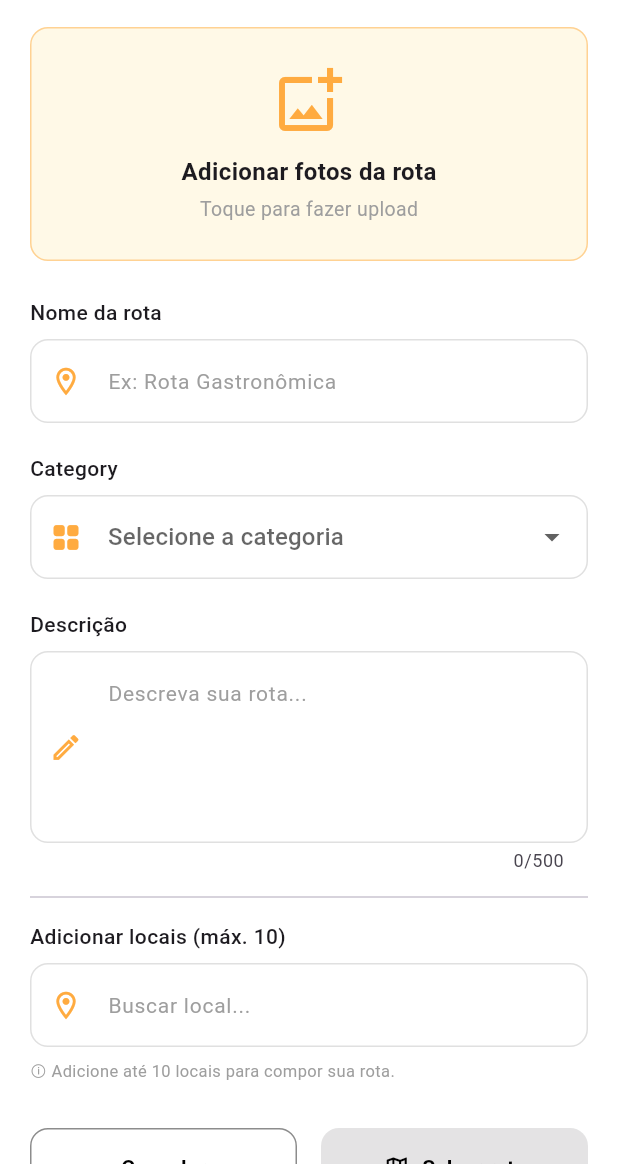
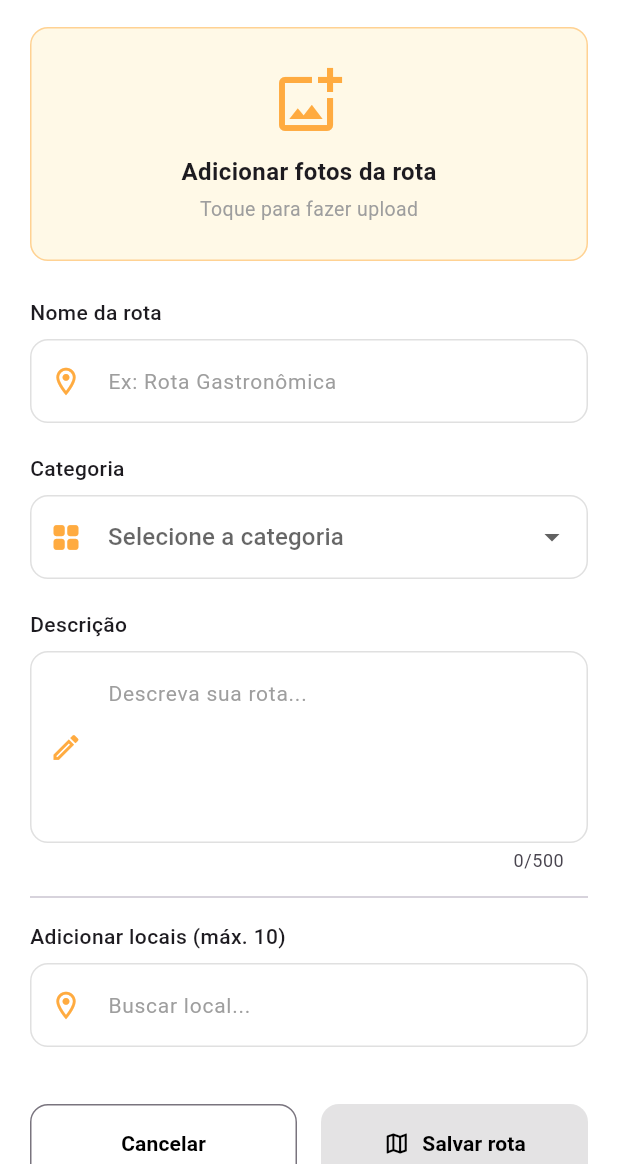
Before and after one commit to jeansprogrammer/bora-ne-mobile, a Flutter app: the NewRoutePage screen opened directly, on a phone screen of 412 x 824 dp, the part 72-1236 px from its top. Run offline on Flutter 3.47's test engine with Material 3 defaults, Android fonts, the phone set to English and light mode, and no system bars; our stand-ins replace cloud_firestore, firebase_core, firebase_storage, flutter_map, font_awesome_flutter, image_picker and 1 more; accounts and stored records are empty; Roboto replaces fonts that are missing (Poppins).

Commit message:
Ajustando criação de rota, design

```diff
--- a/lib/main.dart
+++ b/lib/main.dart
@@ -5,7 +5,7 @@ import 'controllers/destino_controller.dart'; // Importe o novo controller
 import 'view/pages/splash.dart';
 import 'package:firebase_core/firebase_core.dart';
 import 'firebase_options.dart';
-import 'services/carga_dados_service.dart';
+//import 'services/carga_dados_service.dart';
 
 Future<void> main() async {
   WidgetsFlutterBinding.ensureInitialized();
@@ -15,7 +15,7 @@ Future<void> main() async {
   );
 
   // EXECUTE APENAS UMA VEZ E DEPOIS COMENTE A LINHA ABAIXO
-  await CargaDadosService().executarCarga();
+  //await CargaDadosService().executarCarga();
 
   runApp(
     MultiProvider(
--- a/lib/services/carga_dados_service.dart
+++ b/lib/services/carga_dados_service.dart
@@ -1,9 +1,9 @@
-import '../services/firestore_service.dart';
+import 'destino_service.dart';
 import '../models/destino_model.dart';
 import '../data/destinos_seeds.dart';
 
 class CargaDadosService {
-  final FirestoreService _firestoreService = FirestoreService();
+  final DestinoService _destinoService = DestinoService();
 
   Future<void> executarCarga() async {
     print("🚀 Iniciando importação de ${destinosIniciais.length} destinos...");
@@ -14,7 +14,7 @@ class CargaDadosService {
         // para ler o campo 'cidade' do seu JSON.
         DestinoModel destino = DestinoModel.fromMap(item);
 
-        await _firestoreService.addDestino(destino);
+        await _destinoService.addDestino(destino);
         print("✅ Sucesso: ${destino.nome} (${destino.cidade})");
       } catch (e) {
         // Se der erro aqui, verifique se o 'cidade' no JSON está escrito
--- a/lib/view/pages/new_route_page.dart
+++ b/lib/view/pages/new_route_page.dart
@@ -13,7 +13,7 @@ class _NewRoutePageState extends State<NewRoutePage> {
   final TextEditingController _searchController = TextEditingController();
   List<Map<String, dynamic>> searchResults = [];
 
-  // Estilo padrão para os campos de entrada conforme a imagem
+  // Estilo padrão mantido
   InputDecoration _inputStyle(String hint, IconData icon) {
     return InputDecoration(
       hintText: hint,
@@ -47,9 +47,9 @@ class _NewRoutePageState extends State<NewRoutePage> {
           onPressed: () => Navigator.pop(context),
         ),
         title: Center(
-          child: Image.asset('assets/images/logo_bora_ne.png', height: 40), // Substitua pelo seu asset de logo
+          child: Image.asset('assets/images/logo_bora_ne.png', height: 40),
         ),
-        actions: [const SizedBox(width: 48)], // Para centralizar a logo
+        actions: [const SizedBox(width: 48)],
       ),
       body: SingleChildScrollView(
         padding: const EdgeInsets.symmetric(horizontal: 20),
@@ -57,100 +57,220 @@ class _NewRoutePageState extends State<NewRoutePage> {
           crossAxisAlignment: CrossAxisAlignment.start,
           children: [
             const SizedBox(height: 10),
-            // ÁREA DE UPLOAD DE FOTOS
-            Container(
+            _buildPhotoUploadArea(controller),
+            const SizedBox(height: 24),
+            _buildSectionTitle("Nome da rota"),
+            TextField(
+              onChanged: controller.setName,
+              decoration: _inputStyle(
+                "Ex: Rota Gastronômica",
+                Icons.location_on_outlined,
+              ),
+            ),
+            const SizedBox(height: 20),
+            _buildSectionTitle("Categoria"),
+            DropdownButtonFormField<String>(
+              decoration: _inputStyle(
+                "Selecione a categoria",
+                Icons.grid_view_rounded,
+              ),
+              items: [
+                "Religioso",
+                "Lazer",
+                "Gastronomia",
+                "Aventura",
+              ].map((c) => DropdownMenuItem(value: c, child: Text(c))).toList(),
+              onChanged: (v) => controller.setCategory(v!),
+            ),
+            const SizedBox(height: 20),
+            _buildSectionTitle("Descrição"),
+            TextField(
+              onChanged: controller.setDescription,
+              maxLines: 4,
+              maxLength: 500,
+              decoration: _inputStyle(
+                "Descreva sua rota...",
+                Icons.edit_outlined,
+              ),
+            ),
+            const Divider(height: 32),
+            _buildSectionTitle("Adicionar locais (máx. 10)"),
+            _buildSearchField(controller),
+            const SizedBox(height: 8),
+            _buildAddedPlacesList(controller),
+            const SizedBox(height: 30),
+            _buildActionButtons(context, controller),
+            const SizedBox(height: 80),
+          ],
+        ),
+      ),
+    );
+  }
+
+  // --- WIDGETS AUXILIARES PARA MANTER O BUILD LIMPO ---
+
+  Widget _buildSectionTitle(String title) {
+    return Padding(
+      padding: const EdgeInsets.only(bottom: 8),
+      child: Text(title, style: const TextStyle(fontWeight: FontWeight.w500)),
+    );
+  }
+
+  Widget _buildPhotoUploadArea(RouteCreationController controller) {
+    return Column(
+      crossAxisAlignment: CrossAxisAlignment.start,
+      children: [
+        // ÁREA DE CLIQUE PARA UPLOAD
+        InkWell(
+          onTap: () => controller.selecionarFotos(),
+          borderRadius: BorderRadius.circular(12),
+          child: Container(
             width: double.infinity,
             padding: const EdgeInsets.all(24),
             decoration: BoxDecoration(
               color: const Color(0xFFFFF9E7),
               borderRadius: BorderRadius.circular(12),
-                border: Border.all(color: Colors.orangeAccent.withOpacity(0.5), style: BorderStyle.solid),
+              border: Border.all(color: Colors.orangeAccent.withOpacity(0.5)),
             ),
             child: Column(
-                children: [
-                  const Icon(Icons.add_photo_alternate_outlined, size: 48, color: Colors.orangeAccent),
-                  const SizedBox(height: 12),
-                  const Text("Adicionar fotos da rota", style: TextStyle(fontWeight: FontWeight.bold, fontSize: 16)),
-                  const SizedBox(height: 4),
-                  const Text("Toque para fazer upload", style: TextStyle(color: Colors.grey, fontSize: 13)),
+              children: const [
+                Icon(
+                  Icons.add_photo_alternate_outlined,
+                  size: 48,
+                  color: Colors.orangeAccent,
+                ),
+                SizedBox(height: 12),
+                Text(
+                  "Adicionar fotos da rota",
+                  style: TextStyle(fontWeight: FontWeight.bold, fontSize: 16),
+                ),
+                SizedBox(height: 4),
+                Text(
+                  "Toque para fazer upload",
+                  style: TextStyle(color: Colors.grey, fontSize: 13),
+                ),
               ],
             ),
           ),
-            const SizedBox(height: 24),
-
-            // NOME DA ROTA
-            const Text("Nome da rota", style: TextStyle(fontWeight: FontWeight.w500)),
-            const SizedBox(height: 8),
-            TextField(
-              onChanged: controller.setName,
-              decoration: _inputStyle("Ex: Rota Gastronômica", Icons.location_on_outlined),
-            ),
-            const SizedBox(height: 20),
-
-            // CATEGORIA
-            const Text("Category", style: TextStyle(fontWeight: FontWeight.w500)),
-            const SizedBox(height: 8),
-            DropdownButtonFormField<String>(
-              decoration: _inputStyle("Selecione a categoria", Icons.grid_view_rounded),
-              icon: const Icon(Icons.arrow_drop_down),
-              items: ["Religioso", "Lazer", "Gastronomia", "Aventura"]
-                  .map((c) => DropdownMenuItem(value: c, child: Text(c))).toList(),
-              onChanged: (v) => controller.setCategory(v!),
-            ),
-            const SizedBox(height: 20),
-
-            // DESCRIÇÃO
-            const Text("Descrição", style: TextStyle(fontWeight: FontWeight.w500)),
-            const SizedBox(height: 8),
-            TextField(
-              onChanged: controller.setDescription,
-              maxLines: 4,
-              maxLength: 500,
-              decoration: _inputStyle("Descreva sua rota...", Icons.edit_outlined),
         ),
 
-            const Divider(height: 32),
+        // LISTA DE MINIATURAS (Só aparece se houver fotos)
+        if (controller.fotosSelecionadas.isNotEmpty)
+          Container(
+            height: 100,
+            margin: const EdgeInsets.only(top: 16),
+            child: ListView.builder(
+              scrollDirection: Axis.horizontal,
+              itemCount: controller.fotosSelecionadas.length,
+              itemBuilder: (context, index) {
+                return Stack(
+                  children: [
+                    Container(
+                      margin: const EdgeInsets.only(right: 12),
+                      width: 100,
+                      decoration: BoxDecoration(
+                        borderRadius: BorderRadius.circular(12),
+                        image: DecorationImage(
+                          image: FileImage(controller.fotosSelecionadas[index]),
+                          fit: BoxFit.cover,
+                        ),
+                        border: Border.all(color: Colors.black12),
+                      ),
+                    ),
+                    // BOTÃO PARA REMOVER A FOTO
+                    Positioned(
+                      top: 4,
+                      right: 16,
+                      child: GestureDetector(
+                        onTap: () => controller.removerFoto(index),
+                        child: Container(
+                          padding: const EdgeInsets.all(4),
+                          decoration: const BoxDecoration(
+                            color: Colors.red,
+                            shape: BoxShape.circle,
+                          ),
+                          child: const Icon(
+                            Icons.close,
+                            color: Colors.white,
+                            size: 14,
+                          ),
+                        ),
+                      ),
+                    ),
+                  ],
+                );
+              },
+            ),
+          ),
+      ],
+    );
+  }
 
-            // BUSCAR LOCAL
-            const Text("Adicionar locais (máx. 10)", style: TextStyle(fontWeight: FontWeight.w500)),
-            const SizedBox(height: 8),
+  Widget _buildSearchField(RouteCreationController controller) {
+    return Column(
+      children: [
         TextField(
           controller: _searchController,
-              decoration: _inputStyle("Buscar local...", Icons.location_on_outlined),
-              onChanged: (val) {
-                // Simulação de busca para preencher a lista
+          decoration: _inputStyle(
+            "Buscar local...",
+            Icons.location_on_outlined,
+          ),
+          onChanged: (val) async {
             if (val.length > 2) {
+              // Chamada real ao Firestore via Controller
+              final resultados = await controller.pesquisarLocais(val);
               setState(() {
-                    searchResults = [
-                      {"name": "Pelourinho, Salvador", "lat": -12.97, "lon": -38.51},
-                      {"name": "Marco Zero, Recife", "lat": -8.06, "lon": -34.87},
-                    ];
+                searchResults = resultados;
               });
+            } else {
+              setState(() => searchResults = []);
             }
           },
         ),
-            const SizedBox(height: 8),
-            const Text("ⓘ Adicione até 10 locais para compor sua rota.",
-              style: TextStyle(color: Colors.grey, fontSize: 11)),
-
-            // RESULTADOS DA BUSCA (Aparecem flutuando ou abaixo)
         if (searchResults.isNotEmpty)
           Container(
-                decoration: BoxDecoration(color: Colors.white, borderRadius: BorderRadius.circular(8), boxShadow: [const BoxShadow(blurRadius: 4, color: Colors.black12)]),
+            margin: const EdgeInsets.only(top: 4),
+            decoration: BoxDecoration(
+              color: Colors.white,
+              borderRadius: BorderRadius.circular(8),
+              boxShadow: const [
+                BoxShadow(blurRadius: 4, color: Colors.black12),
+              ],
+            ),
             child: Column(
-                  children: searchResults.map((place) => ListTile(
+              children: searchResults
+                  .map(
+                    (place) => ListTile(
+                      leading: const Icon(
+                        Icons.place,
+                        color: Colors.orangeAccent,
+                      ),
                       title: Text(place["name"]),
                       onTap: () {
-                      controller.addPlace(place["name"], place["lat"], place["lon"]);
+                        controller.addPlace(
+                          place["name"],
+                          place["lat"],
+                          place["lon"],
+                        );
                         _searchController.clear();
                         setState(() => searchResults = []);
                       },
-                  )).toList(),
+                    ),
+                  )
+                  .toList(),
             ),
           ),
+      ],
+    );
+  }
 
-            // LISTA DE ITINERÁRIO (Locais já adicionados)
-            ...controller.newRoute.places.asMap().entries.map((entry) => Card(
+  Widget _buildAddedPlacesList(RouteCreationController controller) {
+    return Column(
+      children: controller.newRoute.places
+          .asMap()
+          .entries
+          .map(
+            (entry) => Card(
               margin: const EdgeInsets.only(top: 10),
               child: ListTile(
                 leading: const Icon(Icons.drag_indicator, color: Colors.grey),
@@ -160,46 +280,78 @@ class _NewRoutePageState extends State<NewRoutePage> {
                   onPressed: () => controller.removePlace(entry.key),
                 ),
               ),
-            )),
+            ),
+          )
+          .toList(),
+    );
+  }
 
-            const SizedBox(height: 30),
-
-            // BOTÕES DE AÇÃO (CANCELAR / SALVAR)
-            Row(
+  Widget _buildActionButtons(
+    BuildContext context,
+    RouteCreationController controller,
+  ) {
+    return Row(
       children: [
         Expanded(
           child: OutlinedButton(
             onPressed: () => Navigator.pop(context),
             style: OutlinedButton.styleFrom(
               padding: const EdgeInsets.symmetric(vertical: 16),
-                      shape: RoundedRectangleBorder(borderRadius: BorderRadius.circular(12)),
-                      side: const BorderSide(color: Colors.black45),
+              shape: RoundedRectangleBorder(
+                borderRadius: BorderRadius.circular(12),
               ),
-                    child: const Text("Cancelar", style: TextStyle(color: Colors.black, fontWeight: FontWeight.bold)),
+            ),
+            child: const Text(
+              "Cancelar",
+              style: TextStyle(
+                color: Colors.black,
+                fontWeight: FontWeight.bold,
+              ),
+            ),
           ),
         ),
         const SizedBox(width: 16),
         Expanded(
           child: ElevatedButton.icon(
-                    icon: const Icon(Icons.map_outlined, color: Colors.black),
-                    label: const Text("Salvar rota", style: TextStyle(color: Colors.black, fontWeight: FontWeight.bold)),
-                    onPressed: (controller.isSaving || !controller.isValid) ? null : () async {
-                      if (await controller.saveRoute()) Navigator.pop(context);
+            icon: controller.isSaving
+                ? const SizedBox(
+                    width: 20,
+                    height: 20,
+                    child: CircularProgressIndicator(
+                      strokeWidth: 2,
+                      color: Colors.black,
+                    ),
+                  )
+                : const Icon(Icons.map_outlined, color: Colors.black),
+            label: Text(
+              controller.isSaving ? "Salvando..." : "Salvar rota",
+              style: const TextStyle(
+                color: Colors.black,
+                fontWeight: FontWeight.bold,
+              ),
+            ),
+            onPressed: (controller.isSaving || !controller.isValid)
+                ? null
+                : () async {
+                    if (await controller.saveRoute()) {
+                      ScaffoldMessenger.of(context).showSnackBar(
+                        const SnackBar(
+                          content: Text("Rota salva com sucesso!"),
+                        ),
+                      );
+                      Navigator.pop(context);
+                    }
                   },
             style: ElevatedButton.styleFrom(
               backgroundColor: Colors.orangeAccent,
               padding: const EdgeInsets.symmetric(vertical: 16),
-                      shape: RoundedRectangleBorder(borderRadius: BorderRadius.circular(12)),
-                      elevation: 0,
+              shape: RoundedRectangleBorder(
+                borderRadius: BorderRadius.circular(12),
+              ),
             ),
           ),
         ),
       ],
-            ),
-            const SizedBox(height: 80), // Espaço para a BottomNavigationBar
-          ],
-        ),
-      ),
     );
   }
 }
--- a/lib/view/pages/onboard4.dart
+++ b/lib/view/pages/onboard4.dart
@@ -25,7 +25,7 @@ class Onboard4 extends StatelessWidget {
                 ),
               ),
               const SizedBox(height: 40),
-              Image.asset("assets/images/boas-vindas.png", height: 400),
+              Image.asset("assets/images/background.png", height: 400),
               const Spacer(),
               Align(
                 alignment: Alignment.bottomRight,
--- a/pubspec.yaml
+++ b/pubspec.yaml
@@ -17,6 +17,8 @@ dependencies:
   provider: ^6.1.5+1
   firebase_core: ^4.8.0
   cloud_firestore: ^6.4.1
+  image_picker: ^1.2.2
+  firebase_storage: ^13.4.1
 
 dev_dependencies:
   flutter_test:
```
Also changed, not shown: lib/controllers/destino_controller.dart (+4 -4 lines), lib/controllers/route_creation_controller.dart (+99 -19 lines), lib/services/destino_service.dart (added, +35 -0 lines), lib/services/firestore_service.dart (deleted, +0 -45 lines), lib/services/new_route_service.dart (added, +43 -0 lines), pubspec.lock, 5 other files. Lines whose indentation alone changed are shown as unchanged.
